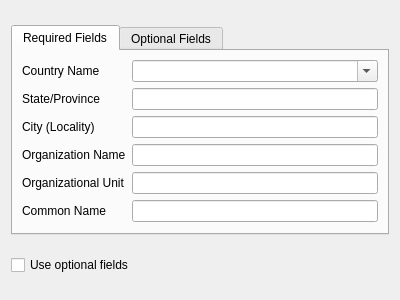
Old version of the form resources/ui/widget/namewidget.ui in the repository jdoubleu/certman.
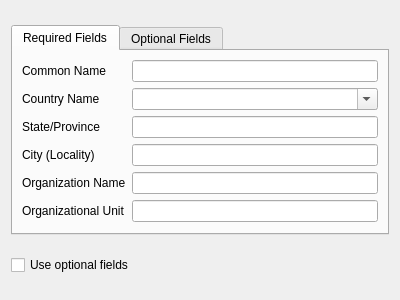
New version of the form.

Commit message: Move common name field row in name widget to top

Diff of the .ui file:
```diff
--- a/resources/ui/widget/namewidget.ui
+++ b/resources/ui/widget/namewidget.ui
@@ -60,68 +60,68 @@
        <string>Required Fields</string>
       </attribute>
       <layout class="QFormLayout" name="required_fields_layout">
-       <item row="0" column="0">
+       <item row="1" column="0">
         <widget class="QLabel" name="countryName_label">
          <property name="text">
           <string>Country Name</string>
          </property>
         </widget>
        </item>
-       <item row="0" column="1">
+       <item row="1" column="1">
         <widget class="QComboBox" name="countryName_field">
          <property name="editable">
           <bool>true</bool>
          </property>
         </widget>
        </item>
-       <item row="1" column="0">
+       <item row="2" column="0">
         <widget class="QLabel" name="stateorprovince_label">
          <property name="text">
           <string>State/Province</string>
          </property>
         </widget>
        </item>
-       <item row="1" column="1">
+       <item row="2" column="1">
         <widget class="QLineEdit" name="stateorprovince_field"/>
        </item>
-       <item row="2" column="0">
+       <item row="3" column="0">
         <widget class="QLabel" name="locality_label">
          <property name="text">
           <string>City (Locality)</string>
          </property>
         </widget>
        </item>
-       <item row="2" column="1">
+       <item row="3" column="1">
         <widget class="QLineEdit" name="locality_field"/>
        </item>
-       <item row="3" column="0">
+       <item row="4" column="0">
         <widget class="QLabel" name="organization_label">
          <property name="text">
           <string>Organization Name</string>
          </property>
         </widget>
        </item>
-       <item row="3" column="1">
+       <item row="4" column="1">
         <widget class="QLineEdit" name="organization_field"/>
        </item>
-       <item row="4" column="0">
+       <item row="5" column="0">
         <widget class="QLabel" name="organizationalunit_label">
          <property name="text">
           <string>Organizational Unit</string>
          </property>
         </widget>
        </item>
-       <item row="4" column="1">
+       <item row="5" column="1">
         <widget class="QLineEdit" name="organizationalunit_field"/>
        </item>
-       <item row="5" column="0">
+       <item row="0" column="0">
         <widget class="QLabel" name="commonName_label">
          <property name="text">
           <string>Common Name</string>
          </property>
         </widget>
        </item>
-       <item row="5" column="1">
+       <item row="0" column="1">
         <widget class="QLineEdit" name="commonName_field"/>
        </item>
       </layout>
```
